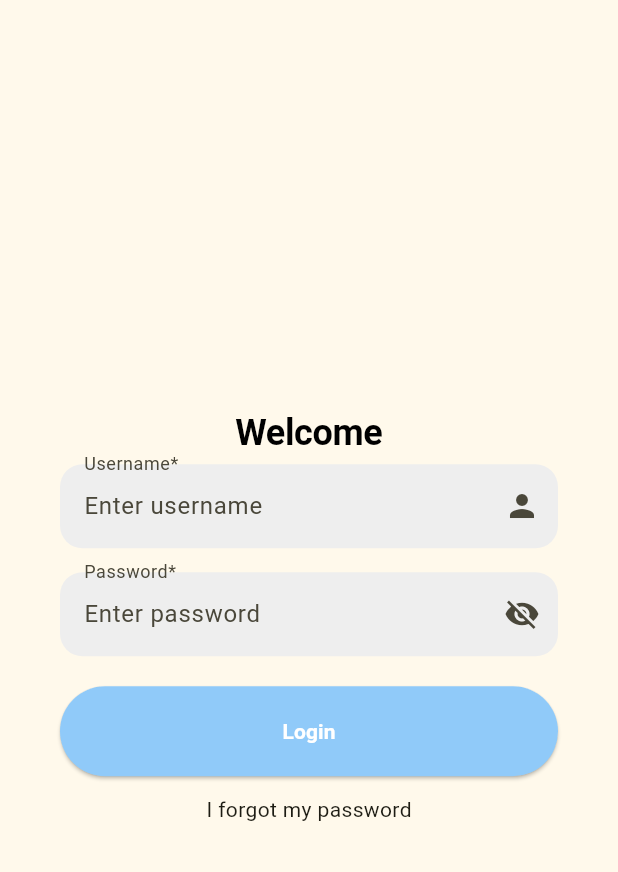
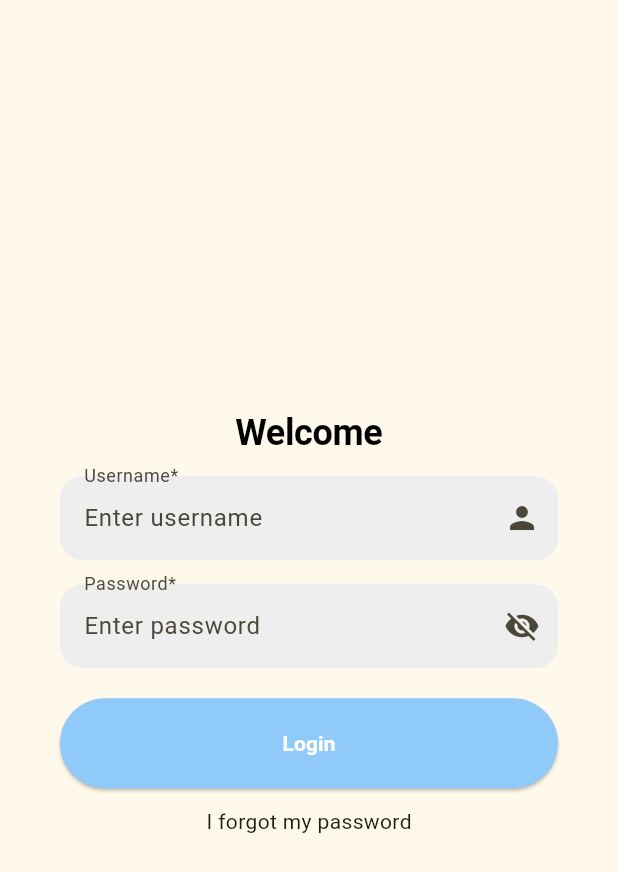
Before and after one commit to zhenguet/Flutter, a Flutter app: the screen it shows after launch, on a phone screen of 412 x 824 dp. Shown: the top 872 px of the screen. Run offline on Flutter 3.47's test engine with Material 3 defaults, Android fonts, the phone set to English and light mode, and no system bars; our stand-ins replace go_router, google_maps_flutter; missing offline and left inert: window_size; Roboto replaces fonts that are missing (Corben).

Commit message:
update login UI

```diff
--- a/lib/screens/login/login.dart
+++ b/lib/screens/login/login.dart
@@ -25,9 +25,14 @@ class LoginFormState extends State<LoginScreen> {
           child: Column(
             mainAxisAlignment: MainAxisAlignment.center,
             children: [
-              Text(
-                'Welcome',
-                style: Theme.of(context).textTheme.displayLarge,
+              Container(
+                margin: const EdgeInsets.symmetric(
+                  vertical: 8,
+                ),
+                child: Text(
+                  'Welcome',
+                  style: Theme.of(context).textTheme.displayLarge,
+                ),
               ),
               Container(
                 margin: const EdgeInsets.symmetric(
@@ -50,7 +55,6 @@ class LoginFormState extends State<LoginScreen> {
                       borderRadius: BorderRadius.circular(15),
                     ),
                   ),
-                  obscureText: true,
                   validator: (value) {
                     if (value == null || value.isEmpty) {
                       return 'Username cannot be empty';
```
